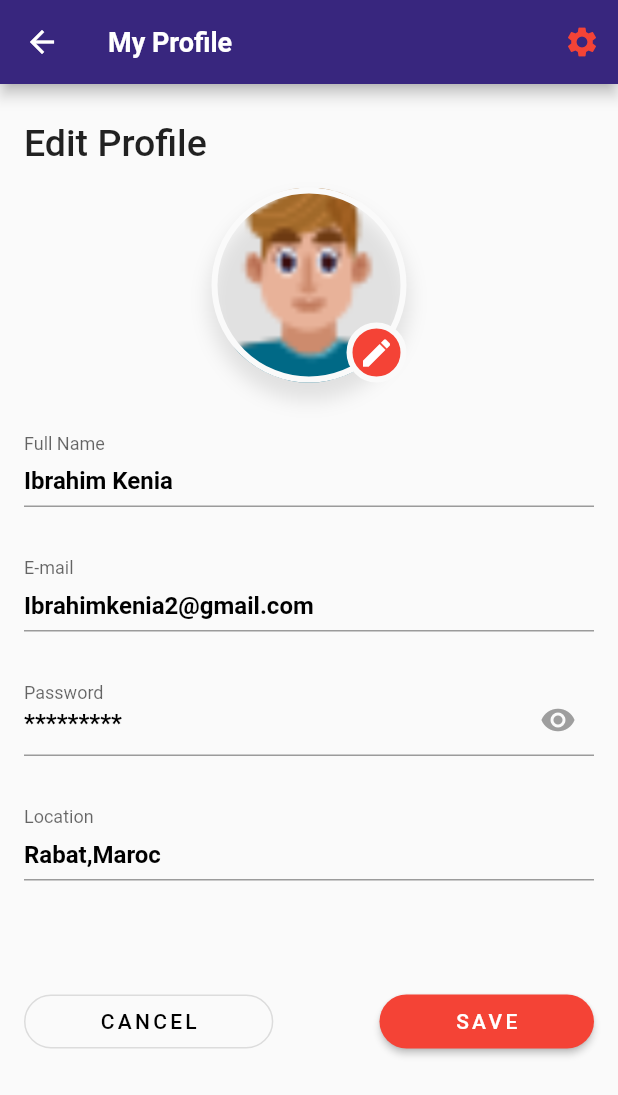
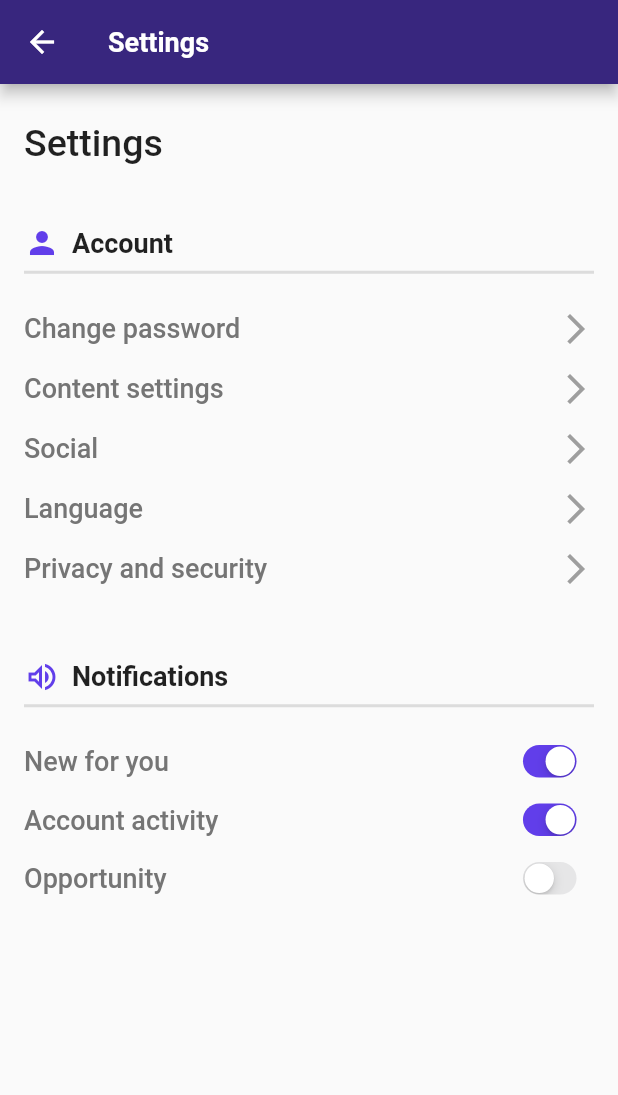
Before and after one commit to jabriabdessamad/Car-E-Wallet-App, a Flutter app: the Profile screen opened directly, after a tap on the "settings" icon, on a phone screen of 412 x 824 dp. Shown: the top 1095 px of the screen. Run offline on Flutter 3.47's test engine with Material 2 defaults, Android fonts, the phone set to English and light mode, and no system bars; our stand-ins replace firebase_auth, firebase_core, font_awesome_flutter, syncfusion_flutter_charts; accounts and stored records are empty.

Commit message:
add settings page

```diff
--- a/lib/home/acount/profile.dart
+++ b/lib/home/acount/profile.dart
@@ -1,3 +1,4 @@
+import 'package:car_e_wallet_app/home/acount/settings.dart';
 import 'package:flutter/material.dart';
 
 class Profile extends StatefulWidget {
@@ -22,9 +23,14 @@
           IconButton(
             icon: Icon(
               Icons.settings,
-              color: Colors.red,
+              color: Colors.white,
             ),
-            onPressed: () {},
+            onPressed: () {
+              Navigator.push(
+                context,
+                MaterialPageRoute(builder: (context) => SettingsPage()),
+              );
+            },
           )
         ],
       ),
@@ -81,7 +87,7 @@
                                 color:
                                     Theme.of(context).scaffoldBackgroundColor,
                               ),
-                              color: Colors.red,
+                              color: Color(0xFF613EEA),
                             ),
                             child: Icon(Icons.edit, color: Colors.white),
                           ))
@@ -113,7 +119,7 @@
                         )),
                     RaisedButton(
                       onPressed: () {},
-                      color: Colors.red,
+                      color: Color(0xFF613EEA),
                       padding: EdgeInsets.symmetric(horizontal: 50),
                       shape: RoundedRectangleBorder(
                           borderRadius: BorderRadius.circular(20)),
--- /dev/null
+++ b/lib/home/acount/settings.dart
@@ -0,0 +1,154 @@
+import 'package:flutter/cupertino.dart';
+import 'package:flutter/material.dart';
+
+class SettingsPage extends StatefulWidget {
+  const SettingsPage({Key? key}) : super(key: key);
+
+  @override
+  State<SettingsPage> createState() => _SettingsPageState();
+}
+
+class _SettingsPageState extends State<SettingsPage> {
+  @override
+  Widget build(BuildContext context) {
+    return Scaffold(
+      appBar: AppBar(
+        backgroundColor: Color(0xff38267E),
+        title: Text(
+          'Settings',
+          style: TextStyle(fontWeight: FontWeight.bold, fontSize: 18),
+        ),
+      ),
+      body: Container(
+        padding: EdgeInsets.only(left: 16, top: 25, right: 16),
+        child: ListView(
+          children: [
+            Text(
+              'Settings',
+              style: TextStyle(fontSize: 25, fontWeight: FontWeight.w500),
+            ),
+            SizedBox(height: 40),
+            Row(
+              children: [
+                Icon(
+                  Icons.person,
+                  color: Color(0xFF613EEA),
+                ),
+                SizedBox(width: 8),
+                Text(
+                  'Account',
+                  style: TextStyle(fontSize: 18, fontWeight: FontWeight.bold),
+                )
+              ],
+            ),
+            Divider(
+              height: 15,
+              thickness: 2,
+            ),
+            SizedBox(
+              height: 10,
+            ),
+            buildAccountOptionRow(context, "Change password"),
+            buildAccountOptionRow(context, "Content settings"),
+            buildAccountOptionRow(context, "Social"),
+            buildAccountOptionRow(context, "Language"),
+            buildAccountOptionRow(context, "Privacy and security"),
+            SizedBox(height: 40),
+            Row(
+              children: [
+                Icon(
+                  Icons.volume_up_outlined,
+                  color: Color(0xFF613EEA),
+                ),
+                SizedBox(width: 8),
+                Text(
+                  'Notifications',
+                  style: TextStyle(fontSize: 18, fontWeight: FontWeight.bold),
+                )
+              ],
+            ),
+            Divider(
+              height: 15,
+              thickness: 2,
+            ),
+            SizedBox(
+              height: 10,
+            ),
+            buildNotificationOptionRow("New for you", true),
+            buildNotificationOptionRow("Account activity", true),
+            buildNotificationOptionRow("Opportunity", false),
+          ],
+        ),
+      ),
+    );
+  }
+
+  Row buildNotificationOptionRow(String title, bool isActive) {
+    return Row(
+      mainAxisAlignment: MainAxisAlignment.spaceBetween,
+      children: [
+        Text(
+          title,
+          style: TextStyle(
+            fontSize: 18,
+            fontWeight: FontWeight.w500,
+            color: Colors.grey[600],
+          ),
+        ),
+        Transform.scale(
+            scale: 0.7,
+            child: CupertinoSwitch(
+              value: isActive,
+              activeColor: Color(0xFF613EEA),
+              onChanged: (bool val) {},
+            ))
+      ],
+    );
+  }
+
+  GestureDetector buildAccountOptionRow(
+    BuildContext context,
+    String title,
+  ) {
+    return GestureDetector(
+      onTap: () {
+        showDialog(
+            context: context,
+            builder: (BuildContext context) {
+              return AlertDialog(
+                title: Text(title),
+                content: Column(mainAxisSize: MainAxisSize.min, children: [
+                  Text("Option 1"),
+                  Text("Option 2"),
+                  Text("Option 3"),
+                ]),
+                actions: [
+                  FlatButton(
+                      onPressed: () {
+                        Navigator.of(context).pop();
+                      },
+                      child: Text("Close")),
+                ],
+              );
+            });
+      },
+      child: Padding(
+        padding: const EdgeInsets.symmetric(vertical: 8.0),
+        child: Row(
+          mainAxisAlignment: MainAxisAlignment.spaceBetween,
+          children: [
+            Text(
+              title,
+              style: TextStyle(
+                fontSize: 18,
+                fontWeight: FontWeight.w500,
+                color: Colors.grey[600],
+              ),
+            ),
+            Icon(Icons.arrow_forward_ios, color: Colors.grey),
+          ],
+        ),
+      ),
+    );
+  }
+}
```
